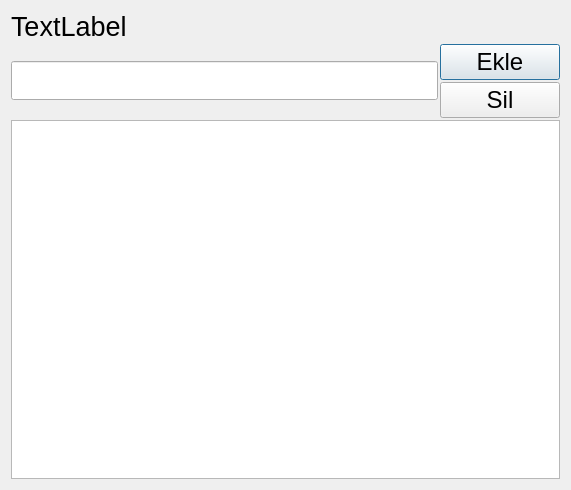
First picture: the form in src/toolbardialog.ui, repository yunusemrecinar/QT5-cihaz-kimlik-teknik-servis, before the edit.
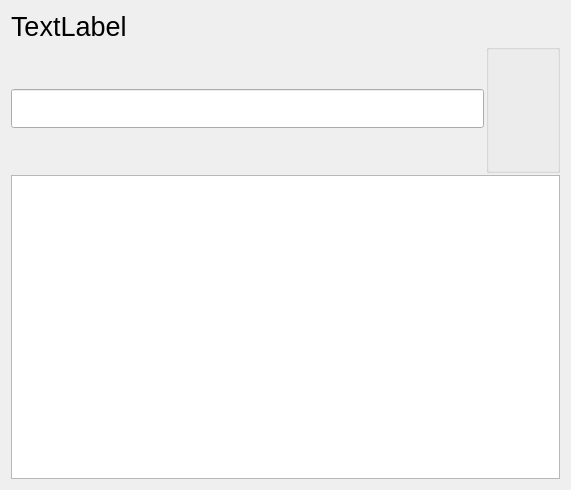
Second picture: the form after the edit. Icons and pictures are not drawn.

```diff
--- a/src/toolbardialog.ui
+++ b/src/toolbardialog.ui
@@ -46,16 +46,29 @@
         </widget>
        </item>
        <item>
+        <widget class="QGroupBox" name="">
         <layout class="QVBoxLayout" name="verticalLayout_2">
          <property name="spacing">
           <number>2</number>
          </property>
          <item>
           <widget class="QPushButton" name="pushButtonEkle">
+            <property name="sizePolicy">
+             <sizepolicy hsizetype="Fixed" vsizetype="Fixed">
+              <horstretch>0</horstretch>
+              <verstretch>0</verstretch>
+             </sizepolicy>
+            </property>
            <property name="minimumSize">
             <size>
-             <width>120</width>
-             <height>0</height>
+              <width>50</width>
+              <height>50</height>
+             </size>
+            </property>
+            <property name="maximumSize">
+             <size>
+              <width>50</width>
+              <height>50</height>
             </size>
            </property>
            <property name="font">
@@ -63,24 +76,61 @@
              <pointsize>18</pointsize>
             </font>
            </property>
+            <property name="styleSheet">
+             <string notr="true">#pushButtonEkle {
+background-color: transparent;
+border-image: url(:/img/plusIcon.png);
+background: none;
+border: none;
+background-repeat: none;
+}</string>
+            </property>
            <property name="text">
-            <string>Ekle</string>
+             <string/>
            </property>
           </widget>
          </item>
          <item>
           <widget class="QPushButton" name="pushButtonSil">
+            <property name="sizePolicy">
+             <sizepolicy hsizetype="Fixed" vsizetype="Fixed">
+              <horstretch>0</horstretch>
+              <verstretch>0</verstretch>
+             </sizepolicy>
+            </property>
+            <property name="minimumSize">
+             <size>
+              <width>50</width>
+              <height>50</height>
+             </size>
+            </property>
+            <property name="maximumSize">
+             <size>
+              <width>50</width>
+              <height>50</height>
+             </size>
+            </property>
            <property name="font">
             <font>
              <pointsize>18</pointsize>
             </font>
            </property>
+            <property name="styleSheet">
+             <string notr="true">#pushButtonSil {
+background-color: transparent;
+border-image: url(:/img/minusIcon.png);
+background: none;
+border: none;
+background-repeat: none;
+}</string>
+            </property>
            <property name="text">
-            <string>Sil</string>
+             <string/>
            </property>
           </widget>
          </item>
         </layout>
+        </widget>
        </item>
       </layout>
      </item>
```
Lines whose indentation alone changed are shown as unchanged.
